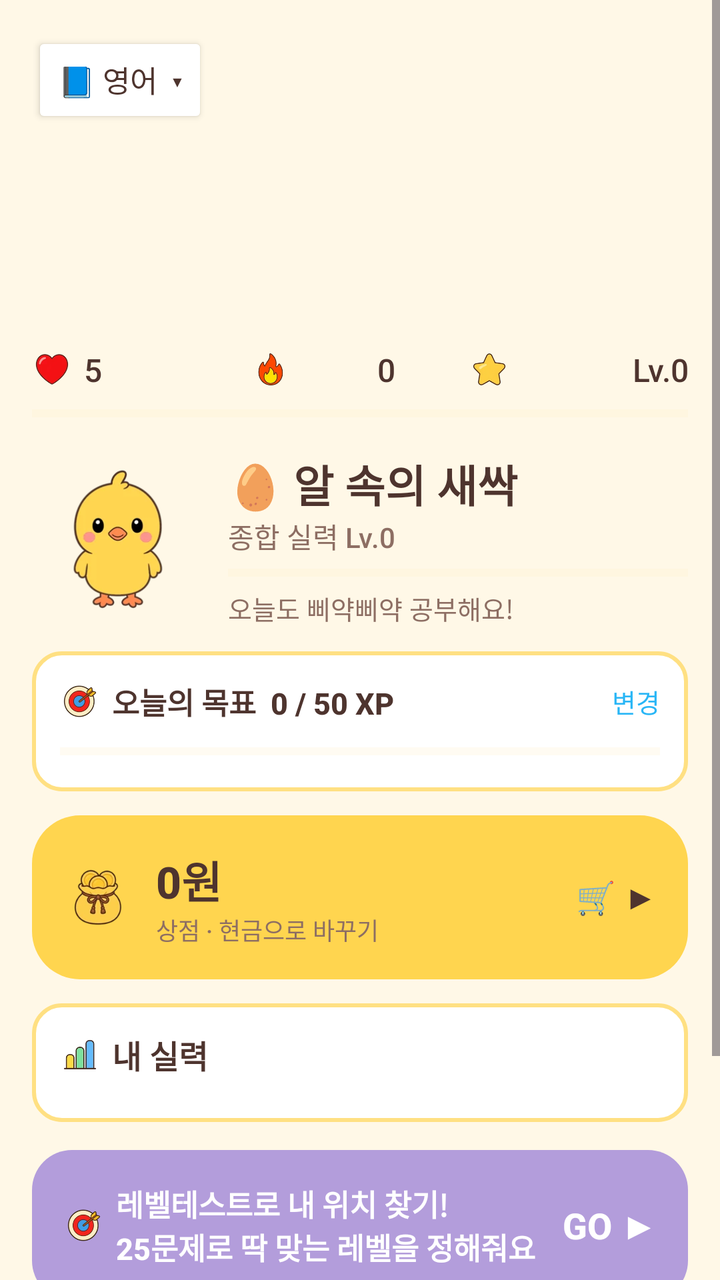
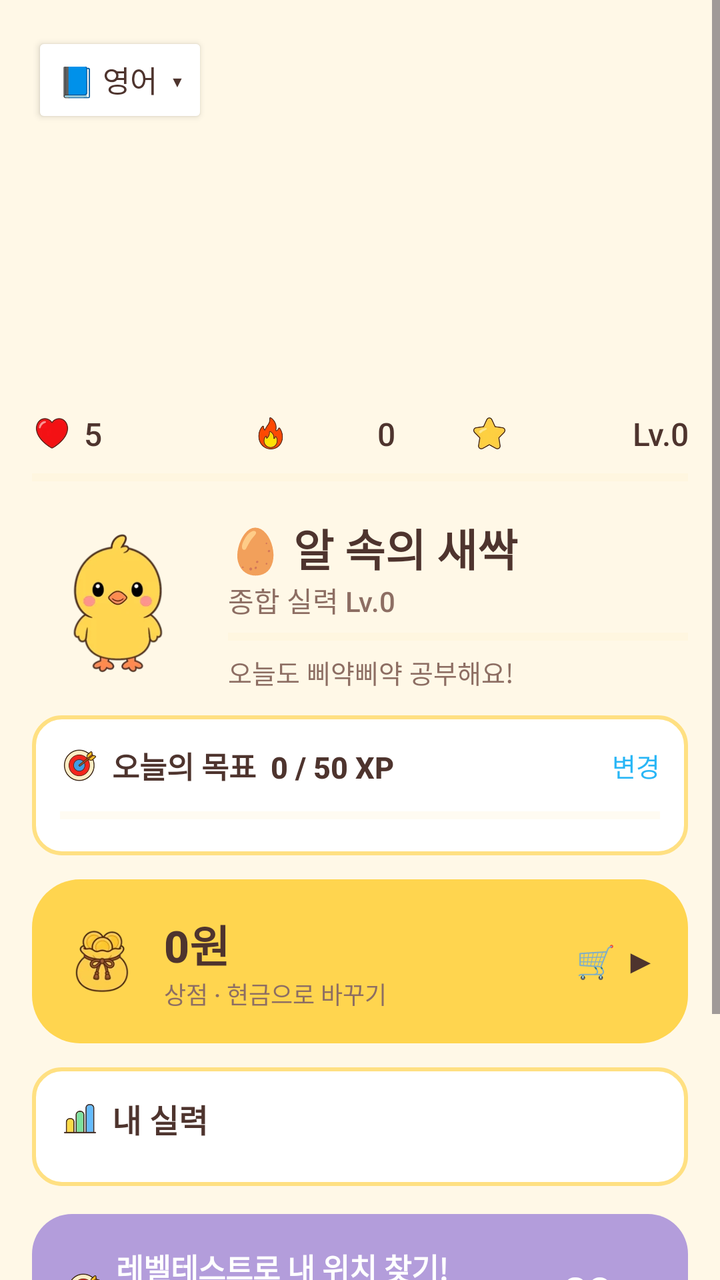

Compare the two renders of this Android layout. The source of the first and the diff that turns it into the second are given below.
<!-- AndroidManifest.xml: application theme Theme.Piyak -->
<!-- res/layout/activity_main.xml -->
<?xml version="1.0" encoding="utf-8"?>
<ScrollView xmlns:android="http://schemas.android.com/apk/res/android"
    android:layout_width="match_parent" android:layout_height="match_parent"
    android:fillViewport="true">

    <LinearLayout
        android:layout_width="match_parent" android:layout_height="wrap_content"
        android:orientation="vertical" android:padding="16dp">

        
        <Button android:id="@+id/btnSwitchSubject"
            android:layout_width="wrap_content" android:layout_height="wrap_content"
            android:text="📘 영어  ▾" android:textSize="15sp"
            android:backgroundTint="@color/white" android:textColor="@color/brown_text" />

        
        <ImageView android:id="@+id/imgBanner"
            android:layout_width="match_parent" android:layout_height="96dp"
            android:layout_marginTop="8dp" android:scaleType="centerCrop"
            android:contentDescription="풍경" />

        
        <LinearLayout
            android:layout_width="match_parent" android:layout_height="wrap_content"
            android:layout_marginTop="6dp"
            android:orientation="horizontal" android:gravity="center_vertical">
            <TextView android:id="@+id/txtHearts" android:layout_width="0dp" android:layout_height="wrap_content"
                android:layout_weight="1" android:textSize="16sp" android:text="5"
                android:drawableStart="@drawable/ic_heart" android:drawablePadding="6dp" android:drawableTint="@null" />
            <TextView android:id="@+id/txtStreak" android:layout_width="0dp" android:layout_height="wrap_content"
                android:layout_weight="1" android:gravity="center" android:textSize="16sp" android:text="0"
                android:drawableStart="@drawable/ic_streak" android:drawablePadding="6dp" android:drawableTint="@null" />
            <TextView android:id="@+id/txtLevel" android:layout_width="0dp" android:layout_height="wrap_content"
                android:layout_weight="1" android:gravity="end" android:textSize="16sp" android:text="Lv.0"
                android:drawableStart="@drawable/ic_level" android:drawablePadding="6dp" android:drawableTint="@null" />
        </LinearLayout>

        <ProgressBar android:id="@+id/xpBar" style="?android:attr/progressBarStyleHorizontal"
            android:layout_width="match_parent" android:layout_height="10dp"
            android:layout_marginTop="6dp" android:max="100"
            android:progressTint="@color/chick_yellow_deep" android:progressBackgroundTint="@color/cream_dark" />

        
        <LinearLayout
            android:layout_width="match_parent" android:layout_height="wrap_content"
            android:orientation="horizontal" android:gravity="center_vertical"
            android:layout_marginTop="14dp">
            <ImageView android:id="@+id/imgMascot" android:layout_width="86dp" android:layout_height="86dp"
                android:src="@drawable/ck_idle" android:contentDescription="삐약이" />
            <LinearLayout android:layout_width="0dp" android:layout_height="wrap_content"
                android:layout_weight="1" android:orientation="vertical" android:layout_marginStart="12dp">
                <TextView android:id="@+id/txtRank" android:layout_width="wrap_content" android:layout_height="wrap_content"
                    android:text="🥚 알 속의 새싹" android:textSize="22sp" android:textStyle="bold" />
                <TextView android:id="@+id/txtOverall" android:layout_width="wrap_content" android:layout_height="wrap_content"
                    android:text="종합 실력 Lv.0" android:textSize="14sp" android:textColor="@color/brown_soft" />
                <ProgressBar android:id="@+id/rankBar" style="?android:attr/progressBarStyleHorizontal"
                    android:layout_width="match_parent" android:layout_height="8dp"
                    android:layout_marginTop="4dp" android:max="100"
                    android:progressTint="@color/chick_yellow_deep" android:progressBackgroundTint="@color/cream_dark" />
                <TextView android:id="@+id/txtGreeting" android:layout_width="wrap_content" android:layout_height="wrap_content"
                    android:layout_marginTop="4dp"
                    android:text="오늘도 삐약삐약 공부해요!" android:textSize="13sp" android:textColor="@color/brown_soft" />
            </LinearLayout>
        </LinearLayout>

        
        <LinearLayout android:id="@+id/goalBox"
            android:layout_width="match_parent" android:layout_height="wrap_content"
            android:orientation="vertical" android:layout_marginTop="12dp"
            android:padding="14dp" android:background="@drawable/bg_tile">
            <LinearLayout android:layout_width="match_parent" android:layout_height="wrap_content"
                android:orientation="horizontal" android:gravity="center_vertical">
                <TextView android:id="@+id/txtGoal" android:layout_width="0dp" android:layout_height="wrap_content"
                    android:layout_weight="1" android:text="오늘의 목표  0 / 50 XP" android:drawableStart="@drawable/ic_goal" android:drawablePadding="6dp" android:drawableTint="@null"
                    android:textSize="15sp" android:textStyle="bold" />
                <TextView android:id="@+id/txtGoalEdit" android:layout_width="wrap_content" android:layout_height="wrap_content"
                    android:text="변경" android:textSize="13sp" android:textColor="@color/sky_deep" />
            </LinearLayout>
            <ProgressBar android:id="@+id/goalBar" style="?android:attr/progressBarStyleHorizontal"
                android:layout_width="match_parent" android:layout_height="12dp"
                android:layout_marginTop="8dp" android:max="100"
                android:progressTint="@color/coral" android:progressBackgroundTint="@color/cream_dark" />
        </LinearLayout>

        
        <LinearLayout android:id="@+id/cardWallet"
            android:layout_width="match_parent" android:layout_height="wrap_content"
            android:orientation="horizontal" android:gravity="center_vertical"
            android:layout_marginTop="12dp" android:padding="16dp"
            android:background="@drawable/bg_wallet">
            <TextView android:layout_width="wrap_content" android:layout_height="wrap_content"
                android:text="" android:drawableStart="@drawable/ic_coin" />
            <LinearLayout android:layout_width="0dp" android:layout_height="wrap_content"
                android:layout_weight="1" android:orientation="vertical" android:layout_marginStart="12dp">
                <TextView android:id="@+id/txtCoins" android:layout_width="wrap_content" android:layout_height="wrap_content"
                    android:text="0원" android:textSize="22sp" android:textStyle="bold"
                    android:textColor="@color/brown_text" />
                <TextView android:layout_width="wrap_content" android:layout_height="wrap_content"
                    android:text="상점 · 현금으로 바꾸기" android:textSize="12sp"
                    android:textColor="@color/brown_soft" />
            </LinearLayout>
            <TextView android:layout_width="wrap_content" android:layout_height="wrap_content"
                android:text="🛒 ▶" android:textSize="16sp" android:textStyle="bold"
                android:textColor="@color/brown_text" />
        </LinearLayout>

        

        

        
        <LinearLayout
            android:layout_width="match_parent" android:layout_height="wrap_content"
            android:orientation="vertical" android:layout_marginTop="12dp"
            android:padding="14dp" android:background="@drawable/bg_tile">
            <LinearLayout android:layout_width="match_parent" android:layout_height="wrap_content"
                android:orientation="horizontal" android:gravity="center_vertical">
                <TextView android:layout_width="0dp" android:layout_height="wrap_content" android:layout_weight="1"
                    android:text="내 실력" android:textSize="16sp" android:drawableStart="@drawable/ic_stats" android:drawablePadding="6dp" android:drawableTint="@null" android:textStyle="bold" />
                <TextView android:id="@+id/txtWeakest" android:layout_width="wrap_content" android:layout_height="wrap_content"
                    android:textSize="12sp" android:textColor="@color/brown_soft" />
            </LinearLayout>
            <LinearLayout android:id="@+id/skillsBox"
                android:layout_width="match_parent" android:layout_height="wrap_content"
                android:orientation="vertical" android:layout_marginTop="8dp" />
        </LinearLayout>

        
        <LinearLayout
            android:id="@+id/bannerPlacement"
            android:layout_width="match_parent" android:layout_height="wrap_content"
            android:layout_marginTop="14dp" android:background="@drawable/bg_banner"
            android:orientation="horizontal" android:padding="16dp" android:gravity="center_vertical">
            <TextView android:id="@+id/txtPlacement"
                android:layout_width="0dp" android:layout_height="wrap_content" android:layout_weight="1"
                android:drawableStart="@drawable/ic_goal" android:drawablePadding="6dp" android:drawableTint="@null" android:text="레벨테스트로 내 위치 찾기!\n25문제로 딱 맞는 레벨을 정해줘요"
                android:textColor="@color/white" android:textSize="15sp" android:textStyle="bold" />
            <TextView android:layout_width="wrap_content" android:layout_height="wrap_content"
                android:text="GO ▶" android:textColor="@color/white" android:textSize="18sp" android:textStyle="bold" />
        </LinearLayout>

        
        <TextView android:layout_width="wrap_content" android:layout_height="wrap_content"
            android:layout_marginTop="18dp" android:text="학습 코스" android:drawableStart="@drawable/ic_course" android:drawablePadding="6dp" android:drawableTint="@null"
            android:textSize="16sp" android:textStyle="bold" />
        <LinearLayout android:id="@+id/tracksBox"
            android:layout_width="match_parent" android:layout_height="wrap_content"
            android:orientation="vertical" android:layout_marginTop="4dp" />

        
        <LinearLayout
            android:layout_width="match_parent" android:layout_height="wrap_content"
            android:orientation="horizontal" android:layout_marginTop="12dp">
            <Button android:id="@+id/btnReview" android:layout_width="0dp" android:layout_height="52dp"
                android:layout_weight="1" android:text="오답 0" android:textSize="14sp"
                android:drawableStart="@drawable/ic_review" android:drawablePadding="4dp"
                android:minWidth="0dp" android:paddingHorizontal="4dp"
                android:insetTop="0dp" android:insetBottom="0dp"
                android:background="@drawable/bg_card_soft" android:backgroundTint="@null"
                android:textColor="@color/brown_text" android:stateListAnimator="@null" />
            <Button android:id="@+id/btnStats" android:layout_width="0dp" android:layout_height="52dp"
                android:layout_weight="1" android:layout_marginStart="8dp" android:text="통계" android:textSize="14sp"
                android:drawableStart="@drawable/ic_stats" android:drawablePadding="4dp"
                android:minWidth="0dp" android:paddingHorizontal="4dp"
                android:insetTop="0dp" android:insetBottom="0dp"
                android:background="@drawable/bg_card_soft" android:backgroundTint="@null"
                android:textColor="@color/brown_text" android:stateListAnimator="@null" />
            <Button android:id="@+id/btnSettings" android:layout_width="0dp" android:layout_height="52dp"
                android:layout_weight="1" android:layout_marginStart="8dp" android:text="설정" android:textSize="14sp"
                android:drawableStart="@drawable/ic_settings" android:drawablePadding="4dp"
                android:minWidth="0dp" android:paddingHorizontal="4dp"
                android:insetTop="0dp" android:insetBottom="0dp"
                android:background="@drawable/bg_card_soft" android:backgroundTint="@null"
                android:textColor="@color/brown_text" android:stateListAnimator="@null" />
        </LinearLayout>
    </LinearLayout>
</ScrollView>
<!-- resources referenced by this layout -->
<resources>
  <color name="brown_soft">#8D6E63</color>
  <color name="brown_text">#4E342E</color>
  <color name="chick_yellow_deep">#FFB300</color>
  <color name="coral">#FF8A80</color>
  <color name="cream_dark">#FFF0CC</color>
  <color name="sky_deep">#29B6F6</color>
  <color name="white">#FFFFFF</color>
  <!-- drawable bg_banner (drawable) -->
  <?xml version="1.0" encoding="utf-8"?>
  <shape xmlns:android="http://schemas.android.com/apk/res/android" android:shape="rectangle">
      <solid android:color="@color/lavender"/>
      <corners android:radius="20dp"/>
  </shape>
  <!-- drawable bg_wallet (drawable) -->
  <?xml version="1.0" encoding="utf-8"?>
  <shape xmlns:android="http://schemas.android.com/apk/res/android" android:shape="rectangle">
      <solid android:color="@color/chick_yellow"/>
      <corners android:radius="24dp"/>
  </shape>
  <!-- drawable ic_coin (drawable) -->
  <?xml version="1.0" encoding="utf-8"?>
  <layer-list xmlns:android="http://schemas.android.com/apk/res/android">
      <item android:width="34dp" android:height="34dp" android:gravity="center">
          <bitmap android:src="@drawable/ui_coin" />
      </item>
  </layer-list>
  <!-- drawable ic_course (drawable) -->
  <?xml version="1.0" encoding="utf-8"?>
  <layer-list xmlns:android="http://schemas.android.com/apk/res/android">
      <item android:width="22dp" android:height="22dp" android:gravity="center">
          <bitmap android:src="@drawable/ui_course" />
      </item>
  </layer-list>
  <!-- drawable ic_goal (drawable) -->
  <?xml version="1.0" encoding="utf-8"?>
  <layer-list xmlns:android="http://schemas.android.com/apk/res/android">
      <item android:width="20dp" android:height="20dp" android:gravity="center">
          <bitmap android:src="@drawable/ui_goal" />
      </item>
  </layer-list>
  <!-- drawable ic_heart (drawable) -->
  <?xml version="1.0" encoding="utf-8"?>
  <layer-list xmlns:android="http://schemas.android.com/apk/res/android">
      <item android:width="20dp" android:height="20dp" android:gravity="center">
          <bitmap android:src="@drawable/ui_heart" />
      </item>
  </layer-list>
  <!-- drawable ic_level (drawable) -->
  <?xml version="1.0" encoding="utf-8"?>
  <layer-list xmlns:android="http://schemas.android.com/apk/res/android">
      <item android:width="20dp" android:height="20dp" android:gravity="center">
          <bitmap android:src="@drawable/ui_level" />
      </item>
  </layer-list>
  <!-- drawable ic_review (drawable) -->
  <?xml version="1.0" encoding="utf-8"?>
  <layer-list xmlns:android="http://schemas.android.com/apk/res/android">
      <item android:width="20dp" android:height="20dp" android:gravity="center">
          <bitmap android:src="@drawable/ui_review" />
      </item>
  </layer-list>
  <!-- drawable ic_settings (drawable) -->
  <?xml version="1.0" encoding="utf-8"?>
  <layer-list xmlns:android="http://schemas.android.com/apk/res/android">
      <item android:width="20dp" android:height="20dp" android:gravity="center">
          <bitmap android:src="@drawable/ui_settings" />
      </item>
  </layer-list>
  <!-- drawable ic_stats (drawable) -->
  <?xml version="1.0" encoding="utf-8"?>
  <layer-list xmlns:android="http://schemas.android.com/apk/res/android">
      <item android:width="20dp" android:height="20dp" android:gravity="center">
          <bitmap android:src="@drawable/ui_stats" />
      </item>
  </layer-list>
  <!-- drawable ic_streak (drawable) -->
  <?xml version="1.0" encoding="utf-8"?>
  <layer-list xmlns:android="http://schemas.android.com/apk/res/android">
      <item android:width="20dp" android:height="20dp" android:gravity="center">
          <bitmap android:src="@drawable/ui_streak" />
      </item>
  </layer-list>
  <color name="lavender">#B39DDB</color>
  <color name="tile_border">#FFE082</color>
  <color name="chick_yellow">#FFD54F</color>
  <color name="cream">#FFF8E7</color>
  <!-- unchanged entries left out for length: 13 -->
</resources>

<!-- the commit's change to res/layout/activity_main.xml (unified diff, before → after) -->
@@ -15,7 +15,7 @@
 
         
         <ImageView android:id="@+id/imgBanner"
-            android:layout_width="match_parent" android:layout_height="96dp"
+            android:layout_width="match_parent" android:layout_height="128dp"
             android:layout_marginTop="8dp" android:scaleType="centerCrop"
             android:contentDescription="풍경" />
 
@@ -88,8 +88,8 @@
             android:orientation="horizontal" android:gravity="center_vertical"
             android:layout_marginTop="12dp" android:padding="16dp"
             android:background="@drawable/bg_wallet">
-            <TextView android:layout_width="wrap_content" android:layout_height="wrap_content"
-                android:text="" android:drawableStart="@drawable/ic_coin" />
+            <ImageView android:layout_width="38dp" android:layout_height="38dp"
+                android:src="@drawable/ui_coin" android:contentDescription="용돈" />
             <LinearLayout android:layout_width="0dp" android:layout_height="wrap_content"
                 android:layout_weight="1" android:orientation="vertical" android:layout_marginStart="12dp">
                 <TextView android:id="@+id/txtCoins" android:layout_width="wrap_content" android:layout_height="wrap_content"
<!-- resource entries referenced after the edit -->
@@ -19,13 +19,6 @@
       <solid android:color="@color/chick_yellow"/>
       <corners android:radius="24dp"/>
   </shape>
-  <!-- drawable ic_coin (drawable) -->
-  <?xml version="1.0" encoding="utf-8"?>
-  <layer-list xmlns:android="http://schemas.android.com/apk/res/android">
-      <item android:width="34dp" android:height="34dp" android:gravity="center">
-          <bitmap android:src="@drawable/ui_coin" />
-      </item>
-  </layer-list>
   <!-- drawable ic_course (drawable) -->
   <?xml version="1.0" encoding="utf-8"?>
   <layer-list xmlns:android="http://schemas.android.com/apk/res/android">
